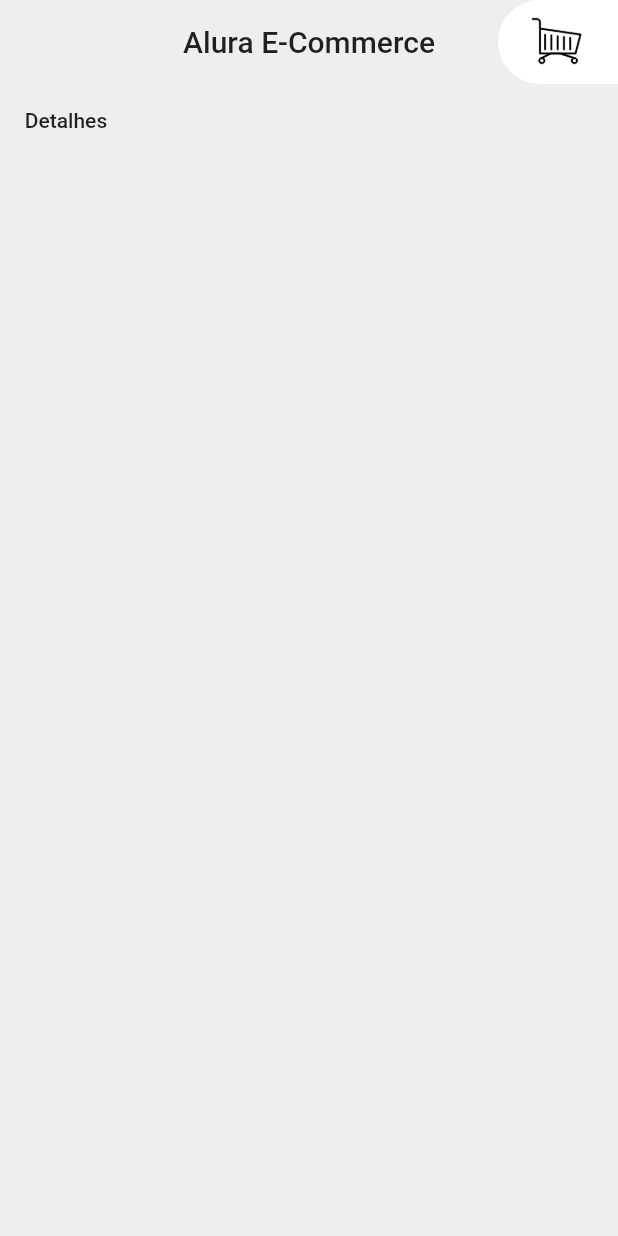
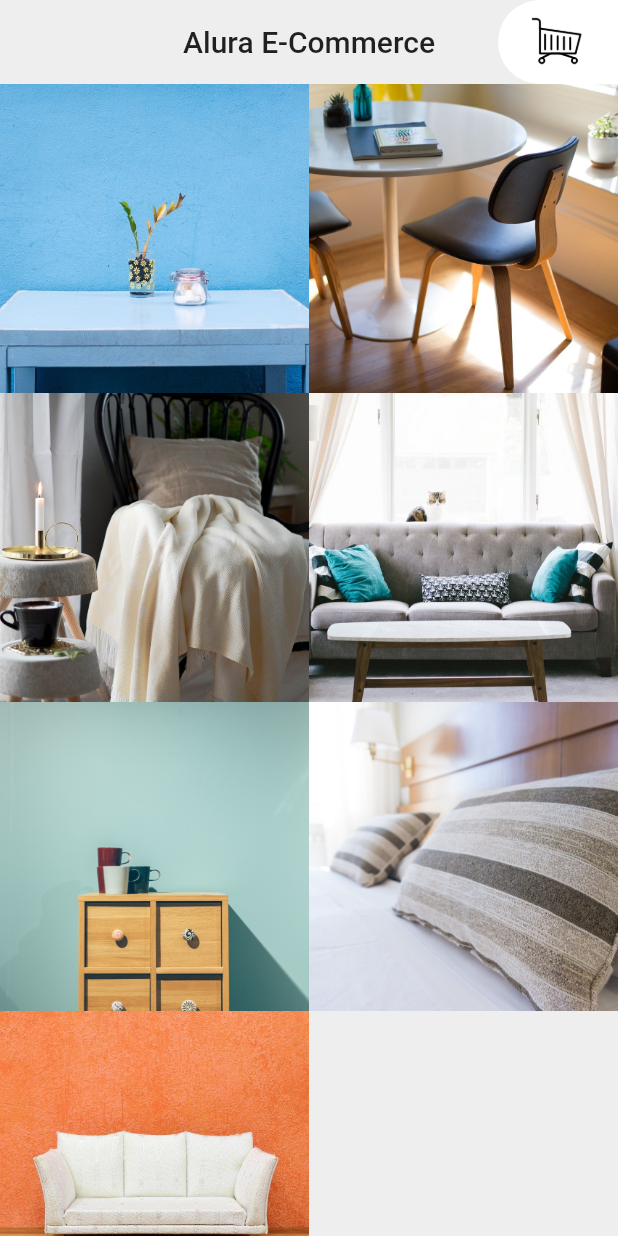
Before and after one commit to jimmyrleung/flutter-ecommerce-alura, a Flutter app: the screen it shows after launch, on a phone screen of 412 x 824 dp. Run offline on Flutter 3.47's test engine with Material 2 defaults, Android fonts, the phone set to English and light mode, and no system bars.

Commit message:
import furniture images

```diff
--- /dev/null
+++ b/lib/app/widgets/products_grid.dart
@@ -0,0 +1,31 @@
+import 'package:flutter/material.dart';
+import 'package:flutter_ecommerce_alura/app/models/furniture.dart';
+import 'package:flutter_ecommerce_alura/app/widgets/products_grid_item.dart';
+
+class ProductsGrid extends StatelessWidget {
+  final furnitures;
+
+  ProductsGrid({this.furnitures});
+
+  @override
+  Widget build(BuildContext context) {
+    // .builder: Utilizamos builders para fazer construcoes de forma dinamica
+    // Se tivessemos os dados de imediato, poderiamos apenas criar um GridView sem o Builder
+    // e popular os dados na propriedade children ou então criar um GridView.count
+
+    return GridView.builder(
+      // Grid with fixed X axis count
+      gridDelegate: SliverGridDelegateWithFixedCrossAxisCount(
+        crossAxisCount: 2, // 2 itens por linha
+      ),
+      // The itemBuilder iterates over the list
+      itemBuilder: (BuildContext context, int index) {
+        // Access a furniture
+        final furniture = Furniture.fromJson(this.furnitures[index]);
+
+        return ProductsGridItem(furniture: furniture);
+      },
+      itemCount: this.furnitures.length,
+    );
+  }
+}
--- /dev/null
+++ b/lib/app/widgets/products_grid_item.dart
@@ -0,0 +1,41 @@
+import 'package:flutter/material.dart';
+import 'package:flutter_ecommerce_alura/app/models/furniture.dart';
+
+class ProductsGridItemImage extends StatelessWidget {
+  final String imageFileName;
+
+  ProductsGridItemImage({this.imageFileName});
+  @override
+  Widget build(BuildContext context) {
+    return Image(
+      // Faz com que a imagem ocupe todo espaço disponível no container
+      fit: BoxFit.cover,
+      image: AssetImage('lib/utils/assets/imagens/$imageFileName'),
+    );
+  }
+}
+
+class ProductsGridItemTitle extends StatelessWidget {
+  @override
+  Widget build(BuildContext context) {
+    return Container();
+  }
+}
+
+class ProductsGridItemGradient extends StatelessWidget {
+  @override
+  Widget build(BuildContext context) {
+    return Container();
+  }
+}
+
+class ProductsGridItem extends StatelessWidget {
+  final Furniture furniture;
+
+  ProductsGridItem({this.furniture});
+
+  @override
+  Widget build(BuildContext context) {
+    return ProductsGridItemImage(imageFileName: furniture.foto);
+  }
+}
--- a/lib/main.dart
+++ b/lib/main.dart
@@ -1,4 +1,5 @@
 import 'package:flutter/material.dart';
+import 'package:flutter_ecommerce_alura/app/widgets/products_grid.dart';
 import 'app/pages/details.dart';
 import 'app/pages/cart.dart';
 import 'app/widgets/custom_appbar.dart';
@@ -91,16 +92,7 @@ class Home extends StatelessWidget {
         title: 'Alura E-Commerce',
         isAtCart: false,
       ),
-      body: FlatButton(
-        onPressed: () {
-          // Navigation through Navigator
-          Navigator.push(
-            context,
-            MaterialPageRoute(builder: (context) => Details()),
-          );
-        },
-        child: Text('Detalhes'),
-      ),
+      body: ProductsGrid(furnitures: furnitures),
     );
   }
 }
--- a/pubspec.yaml
+++ b/pubspec.yaml
@@ -47,6 +47,7 @@ flutter:
   # * To add assets to your application, add an assets section, like this:
   assets:
     - lib/utils/assets/icones/carrinho.png
+    - lib/utils/assets/imagens/
 
   # An image asset can refer to one or more resolution-specific "variants", see
   # https://flutter.dev/assets-and-images/#resolution-aware.
```
